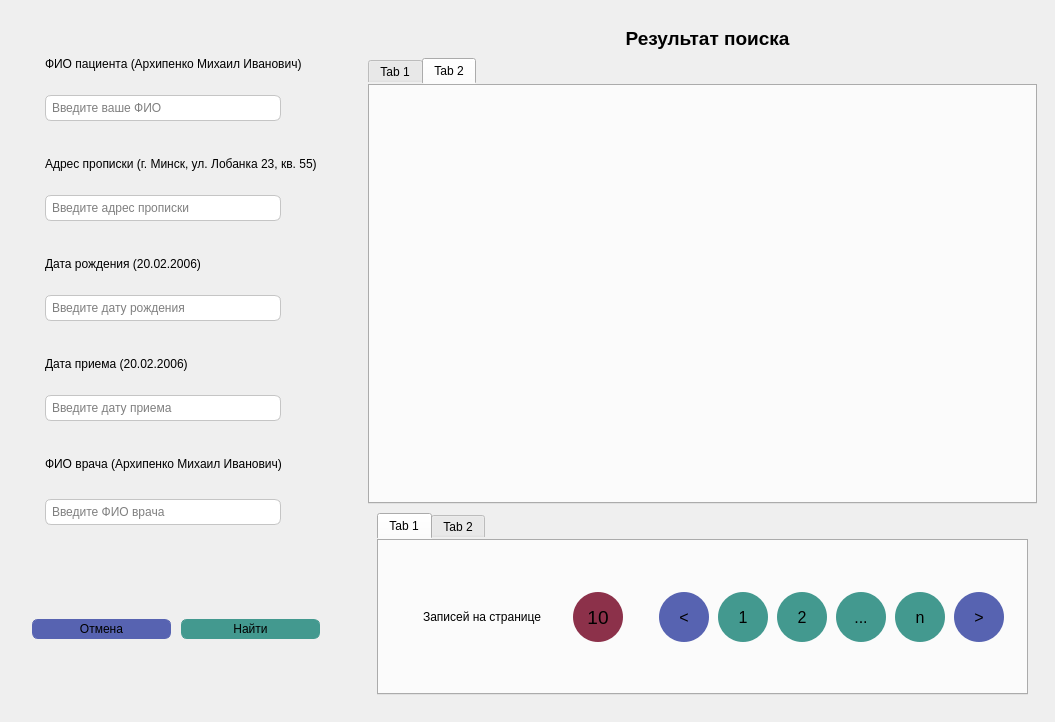
This is lab_2/ui/search_window.ui in Artemdjdj/PPOIS_4 as Qt 5 draws it before an edit. The edited form follows.
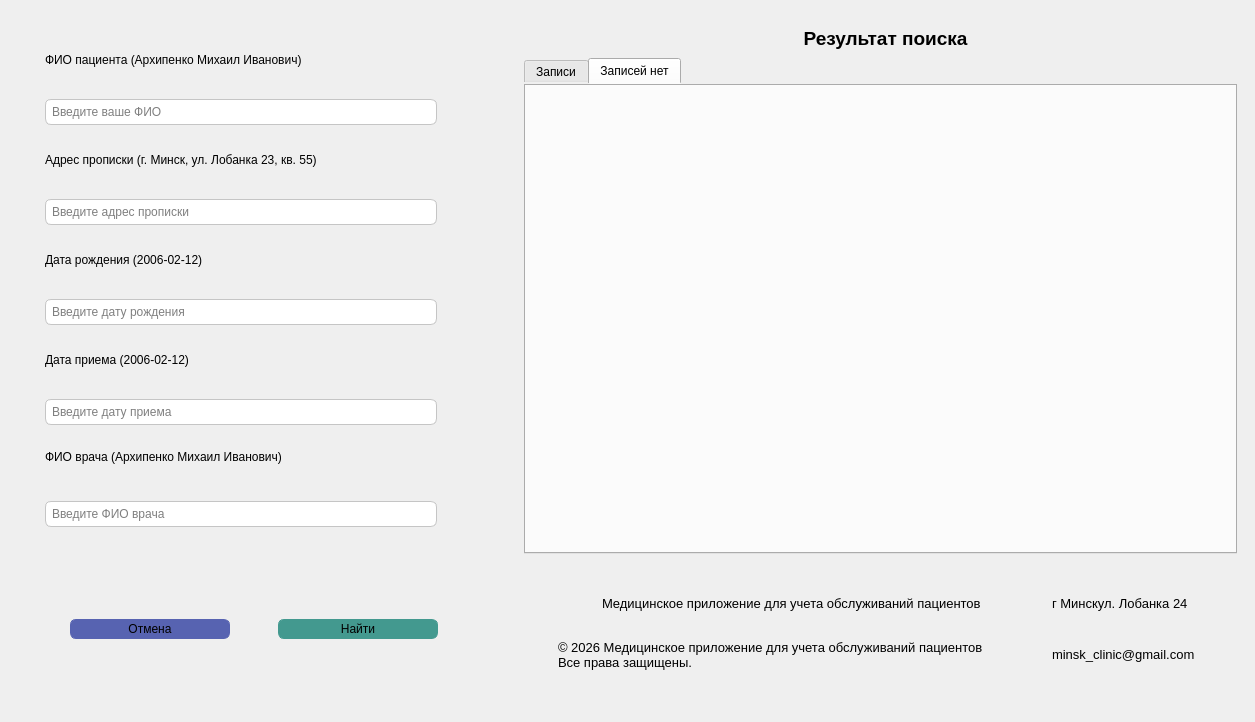
This is the edited form. The open tabs and pages were chosen to show the change. Icons and pictures are not drawn.

Commit message: [feat] add system of search

What changed in the file:
```diff
--- a/lab_2/ui/search_window.ui
+++ b/lab_2/ui/search_window.ui
@@ -6,20 +6,20 @@
    <rect>
     <x>0</x>
     <y>0</y>
-    <width>1055</width>
+    <width>1255</width>
     <height>722</height>
    </rect>
   </property>
   <property name="minimumSize">
    <size>
-    <width>1055</width>
+    <width>1255</width>
     <height>722</height>
    </size>
   </property>
   <property name="maximumSize">
    <size>
-    <width>1055</width>
-    <height>722</height>
+    <width>15675</width>
+    <height>1200</height>
    </size>
   </property>
   <property name="windowTitle">
@@ -58,9 +58,15 @@
      <layout class="QHBoxLayout" name="horizontalLayout">
       <item>
        <widget class="QFrame" name="frame_2">
+        <property name="minimumSize">
+         <size>
+          <width>500</width>
+          <height>0</height>
+         </size>
+        </property>
         <property name="maximumSize">
          <size>
-          <width>386</width>
+          <width>500</width>
           <height>16777215</height>
          </size>
         </property>
@@ -165,6 +171,28 @@
                           </property>
                          </widget>
                         </item>
+                        <item>
+                         <widget class="QLabel" name="label_incorrect_user">
+                          <property name="minimumSize">
+                           <size>
+                            <width>0</width>
+                            <height>12</height>
+                           </size>
+                          </property>
+                          <property name="maximumSize">
+                           <size>
+                            <width>16777215</width>
+                            <height>12</height>
+                           </size>
+                          </property>
+                          <property name="styleSheet">
+                           <string notr="true">color:rgb(156, 15, 29);</string>
+                          </property>
+                          <property name="text">
+                           <string/>
+                          </property>
+                         </widget>
+                        </item>
                         <item>
                          <widget class="QFrame" name="frame_32">
                           <property name="frameShape">
@@ -246,6 +274,28 @@
                           </property>
                          </widget>
                         </item>
+                        <item>
+                         <widget class="QLabel" name="label_incorrect_address">
+                          <property name="minimumSize">
+                           <size>
+                            <width>0</width>
+                            <height>12</height>
+                           </size>
+                          </property>
+                          <property name="maximumSize">
+                           <size>
+                            <width>16777215</width>
+                            <height>12</height>
+                           </size>
+                          </property>
+                          <property name="styleSheet">
+                           <string notr="true">color:rgb(156, 15, 29);</string>
+                          </property>
+                          <property name="text">
+                           <string/>
+                          </property>
+                         </widget>
+                        </item>
                         <item>
                          <widget class="QFrame" name="frame_34">
                           <property name="frameShape">
@@ -320,7 +370,29 @@
                         <item>
                          <widget class="QLabel" name="label_date_of_birthday">
                           <property name="text">
-                           <string>Дата рождения (20.02.2006)</string>
+                           <string>Дата рождения (2006-02-12)</string>
+                          </property>
+                         </widget>
+                        </item>
+                        <item>
+                         <widget class="QLabel" name="label_incorrect_birthday">
+                          <property name="minimumSize">
+                           <size>
+                            <width>0</width>
+                            <height>12</height>
+                           </size>
+                          </property>
+                          <property name="maximumSize">
+                           <size>
+                            <width>16777215</width>
+                            <height>12</height>
+                           </size>
+                          </property>
+                          <property name="styleSheet">
+                           <string notr="true">color:rgb(156, 15, 29);</string>
+                          </property>
+                          <property name="text">
+                           <string/>
                           </property>
                          </widget>
                         </item>
@@ -401,7 +473,29 @@
                            <string notr="true">border:None;</string>
                           </property>
                           <property name="text">
-                           <string>Дата приема (20.02.2006)</string>
+                           <string>Дата приема (2006-02-12)</string>
+                          </property>
+                         </widget>
+                        </item>
+                        <item>
+                         <widget class="QLabel" name="label_incorrect_admission">
+                          <property name="minimumSize">
+                           <size>
+                            <width>0</width>
+                            <height>12</height>
+                           </size>
+                          </property>
+                          <property name="maximumSize">
+                           <size>
+                            <width>16777215</width>
+                            <height>12</height>
+                           </size>
+                          </property>
+                          <property name="styleSheet">
+                           <string notr="true">color:rgb(156, 15, 29);</string>
+                          </property>
+                          <property name="text">
+                           <string/>
                           </property>
                          </widget>
                         </item>
@@ -486,6 +580,35 @@
                           </property>
                          </widget>
                         </item>
+                        <item>
+                         <widget class="QLabel" name="label_incorrect_fio">
+                          <property name="minimumSize">
+                           <size>
+                            <width>0</width>
+                            <height>12</height>
+                           </size>
+                          </property>
+                          <property name="maximumSize">
+                           <size>
+                            <width>16777215</width>
+                            <height>12</height>
+                           </size>
+                          </property>
+                          <property name="font">
+                           <font>
+                            <family>Arial</family>
+                            <pointsize>8</pointsize>
+                           </font>
+                          </property>
+                          <property name="styleSheet">
+                           <string notr="true">color:rgb(156, 15, 29);
+</string>
+                          </property>
+                          <property name="text">
+                           <string/>
+                          </property>
+                         </widget>
+                        </item>
                         <item>
                          <widget class="QFrame" name="frame_40">
                           <property name="frameShape">
@@ -591,6 +714,12 @@
                </item>
                <item>
                 <widget class="QPushButton" name="button_cancel">
+                 <property name="maximumSize">
+                  <size>
+                   <width>160</width>
+                   <height>16777215</height>
+                  </size>
+                 </property>
                  <property name="styleSheet">
                   <string notr="true">background-color:rgb(87, 99, 177);
 border:1px solid rgb(87, 99, 177);;
@@ -604,6 +733,12 @@
                </item>
                <item>
                 <widget class="QPushButton" name="button_search">
+                 <property name="maximumSize">
+                  <size>
+                   <width>160</width>
+                   <height>16777215</height>
+                  </size>
+                 </property>
                  <property name="styleSheet">
                   <string notr="true">background-color:rgb(67, 153, 143);
 border:1px solid rgb(67, 153, 143);
@@ -766,7 +901,7 @@
                  </property>
                  <widget class="QWidget" name="tab_list_of_records">
                   <attribute name="title">
-                   <string>Tab 1</string>
+                   <string>Записи</string>
                   </attribute>
                   <layout class="QHBoxLayout" name="horizontalLayout_7">
                    <property name="leftMargin">
@@ -888,7 +1023,7 @@
                  </widget>
                  <widget class="QWidget" name="tab_no_records">
                   <attribute name="title">
-                   <string>Tab 2</string>
+                   <string>Записей нет</string>
                   </attribute>
                   <layout class="QVBoxLayout" name="verticalLayout_22">
                    <property name="spacing">
@@ -979,359 +1114,8 @@
               <property name="frameShadow">
                <enum>QFrame::Shadow::Raised</enum>
               </property>
-              <layout class="QHBoxLayout" name="horizontalLayout_11">
-               <item>
-                <widget class="QTabWidget" name="tabWidget_4">
-                 <property name="currentIndex">
-                  <number>1</number>
-                 </property>
-                 <widget class="QWidget" name="tab_pagination">
-                  <property name="styleSheet">
-                   <string notr="true">border:none;
-background-color:none;</string>
-                  </property>
-                  <attribute name="title">
-                   <string>Tab 1</string>
-                  </attribute>
                   <layout class="QHBoxLayout" name="horizontalLayout_3">
                    <item>
-                    <widget class="QFrame" name="frame_14">
-                     <property name="styleSheet">
-                      <string notr="true">border:none;
-background-color:none;</string>
-                     </property>
-                     <property name="frameShape">
-                      <enum>QFrame::Shape::StyledPanel</enum>
-                     </property>
-                     <property name="frameShadow">
-                      <enum>QFrame::Shadow::Raised</enum>
-                     </property>
-                     <layout class="QHBoxLayout" name="horizontalLayout_6">
-                      <property name="spacing">
-                       <number>15</number>
-                      </property>
-                      <property name="leftMargin">
-                       <number>0</number>
-                      </property>
-                      <property name="topMargin">
-                       <number>0</number>
-                      </property>
-                      <property name="rightMargin">
-                       <number>10</number>
-                      </property>
-                      <property name="bottomMargin">
-                       <number>0</number>
-                      </property>
-                      <item>
-                       <spacer name="horizontalSpacer_7">
-                        <property name="orientation">
-                         <enum>Qt::Orientation::Horizontal</enum>
-                        </property>
-                        <property name="sizeType">
-                         <enum>QSizePolicy::Policy::Fixed</enum>
-                        </property>
-                        <property name="sizeHint" stdset="0">
-                         <size>
-                          <width>5</width>
-                          <height>20</height>
-                         </size>
-                        </property>
-                       </spacer>
-                      </item>
-                      <item>
-                       <widget class="QFrame" name="frame_19">
-                        <property name="maximumSize">
-                         <size>
-                          <width>250</width>
-                          <height>16777215</height>
-                         </size>
-                        </property>
-                        <property name="styleSheet">
-                         <string notr="true">border:none;
-background-color:none;</string>
-                        </property>
-                        <property name="frameShape">
-                         <enum>QFrame::Shape::StyledPanel</enum>
-                        </property>
-                        <property name="frameShadow">
-                         <enum>QFrame::Shadow::Raised</enum>
-                        </property>
-                        <layout class="QHBoxLayout" name="horizontalLayout_12">
-                         <property name="spacing">
-                          <number>0</number>
-                         </property>
-                         <property name="leftMargin">
-                          <number>0</number>
-                         </property>
-                         <property name="topMargin">
-                          <number>0</number>
-                         </property>
-                         <property name="rightMargin">
-                          <number>0</number>
-                         </property>
-                         <property name="bottomMargin">
-                          <number>0</number>
-                         </property>
-                         <item>
-                          <widget class="QLabel" name="label_all_records_2">
-                           <property name="maximumSize">
-                            <size>
-                             <width>150</width>
-                             <height>16777215</height>
-                            </size>
-                           </property>
-                           <property name="font">
-                            <font>
-                             <family>Arial</family>
-                             <pointsize>9</pointsize>
-                             <bold>false</bold>
-                            </font>
-                           </property>
-                           <property name="text">
-                            <string>Записей на странице</string>
-                           </property>
-                           <property name="alignment">
-                            <set>Qt::AlignmentFlag::AlignCenter</set>
-                           </property>
-                          </widget>
-                         </item>
-                         <item>
-                          <widget class="QPushButton" name="pushButton_28">
-                           <property name="maximumSize">
-                            <size>
-                             <width>50</width>
-                             <height>50</height>
-                            </size>
-                           </property>
-                           <property name="font">
-                            <font>
-                             <family>Arial</family>
-                             <pointsize>14</pointsize>
-                             <bold>false</bold>
-                            </font>
-                           </property>
-                           <property name="styleSheet">
-                            <string notr="true">padding:15px;
-background-color:rgb(140, 49, 74);
-border-radius:25px;</string>
-                           </property>
-                           <property name="text">
-                            <string>10</string>
-                           </property>
-                          </widget>
-                         </item>
-                        </layout>
-                       </widget>
-                      </item>
-                      <item>
-                       <widget class="QFrame" name="frame_22">
-                        <property name="maximumSize">
-                         <size>
-                          <width>800</width>
-                          <height>16777215</height>
-                         </size>
-                        </property>
-                        <property name="styleSheet">
-                         <string notr="true">border:none;</string>
-                        </property>
-                        <property name="frameShape">
-                         <enum>QFrame::Shape::StyledPanel</enum>
-                        </property>
-                        <property name="frameShadow">
-                         <enum>QFrame::Shadow::Raised</enum>
-                        </property>
-                        <layout class="QHBoxLayout" name="horizontalLayout_24">
-                         <property name="leftMargin">
-                          <number>0</number>
-                         </property>
-                         <property name="topMargin">
-                          <number>0</number>
-                         </property>
-                         <property name="rightMargin">
-                          <number>0</number>
-                         </property>
-                         <property name="bottomMargin">
-                          <number>0</number>
-                         </property>
-                         <item>
-                          <widget class="QPushButton" name="pushButton_20">
-                           <property name="maximumSize">
-                            <size>
-                             <width>50</width>
-                             <height>50</height>
-                            </size>
-                           </property>
-                           <property name="font">
-                            <font>
-                             <family>Arial</family>
-                             <pointsize>12</pointsize>
-                             <bold>false</bold>
-                            </font>
-                           </property>
-                           <property name="styleSheet">
-                            <string notr="true">padding:15px;
-background-color:rgb(87, 99, 177);
-border-radius:25px;</string>
-                           </property>
-                           <property name="text">
-                            <string>&lt;</string>
-                           </property>
-                          </widget>
-                         </item>
-                         <item>
-                          <widget class="QPushButton" name="pushButton_21">
-                           <property name="maximumSize">
-                            <size>
-                             <width>50</width>
-                             <height>50</height>
-                            </size>
-                           </property>
-                           <property name="font">
-                            <font>
-                             <family>Arial</family>
-                             <pointsize>12</pointsize>
-                             <bold>false</bold>
-                            </font>
-                           </property>
-                           <property name="styleSheet">
-                            <string notr="true">padding:15px;
-background-color:rgb(67, 153, 143);
-border-radius:25px;</string>
-                           </property>
-                           <property name="text">
-                            <string>1</string>
-                           </property>
-                          </widget>
-                         </item>
-                         <item>
-                          <widget class="QPushButton" name="pushButton_22">
-                           <property name="maximumSize">
-                            <size>
-                             <width>50</width>
-                             <height>50</height>
-                            </size>
-                           </property>
-                           <property name="font">
-                            <font>
-                             <family>Arial</family>
-                             <pointsize>12</pointsize>
-                             <bold>false</bold>
-                            </font>
-                           </property>
-                           <property name="styleSheet">
-                            <string notr="true">padding:15px;
-background-color:rgb(67, 153, 143);
-border-radius:25px;</string>
-                           </property>
-                           <property name="text">
-                            <string>2</string>
-                           </property>
-                          </widget>
-                         </item>
-                         <item>
-                          <widget class="QPushButton" name="pushButton_23">
-                           <property name="maximumSize">
-                            <size>
-                             <width>50</width>
-                             <height>50</height>
-                            </size>
-                           </property>
-                           <property name="font">
-                            <font>
-                             <family>Arial</family>
-                             <pointsize>12</pointsize>
-                             <bold>false</bold>
-                            </font>
-                           </property>
-                           <property name="styleSheet">
-                            <string notr="true">padding:15px;
-background-color:rgb(67, 153, 143);
-border-radius:25px;</string>
-                           </property>
-                           <property name="text">
-                            <string>...</string>
-                           </property>
-                          </widget>
-                         </item>
-                         <item>
-                          <widget class="QPushButton" name="pushButton_24">
-                           <property name="maximumSize">
-                            <size>
-                             <width>50</width>
-                             <height>50</height>
-                            </size>
-                           </property>
-                           <property name="font">
-                            <font>
-                             <family>Arial</family>
-                             <pointsize>12</pointsize>
-                             <bold>false</bold>
-                            </font>
-                           </property>
-                           <property name="styleSheet">
-                            <string notr="true">padding:15px;
-background-color:rgb(67, 153, 143);
-border-radius:25px;</string>
-                           </property>
-                           <property name="text">
-                            <string>n</string>
-                           </property>
-                          </widget>
-                         </item>
-                         <item>
-                          <widget class="QPushButton" name="pushButton_25">
-                           <property name="maximumSize">
-                            <size>
-                             <width>50</width>
-                             <height>50</height>
-                            </size>
-                           </property>
-                           <property name="font">
-                            <font>
-                             <family>Arial</family>
-                             <pointsize>12</pointsize>
-                             <bold>false</bold>
-                            </font>
-                           </property>
-                           <property name="styleSheet">
-                            <string notr="true">padding:15px;
-background-color:rgb(87, 99, 177);
-border-radius:25px;</string>
-                           </property>
-                           <property name="text">
-                            <string>&gt;</string>
-                           </property>
-                          </widget>
-                         </item>
-                        </layout>
-                       </widget>
-                      </item>
-                     </layout>
-                    </widget>
-                   </item>
-                  </layout>
-                 </widget>
-                 <widget class="QWidget" name="tab_footer">
-                  <attribute name="title">
-                   <string>Tab 2</string>
-                  </attribute>
-                  <layout class="QHBoxLayout" name="horizontalLayout_15">
-                   <property name="spacing">
-                    <number>0</number>
-                   </property>
-                   <property name="leftMargin">
-                    <number>0</number>
-                   </property>
-                   <property name="topMargin">
-                    <number>0</number>
-                   </property>
-                   <property name="rightMargin">
-                    <number>0</number>
-                   </property>
-                   <property name="bottomMargin">
-                    <number>0</number>
-                   </property>
-                   <item>
                     <widget class="QFrame" name="frame_28">
                      <property name="styleSheet">
                       <string notr="true">border:none;
@@ -1343,22 +1127,22 @@
                      <property name="frameShadow">
                       <enum>QFrame::Shadow::Raised</enum>
                      </property>
+                 <layout class="QHBoxLayout" name="horizontalLayout_22">
+                  <property name="leftMargin">
+                   <number>0</number>
+                  </property>
+                  <item>
+                   <widget class="QFrame" name="frame_41">
+                    <property name="frameShape">
+                     <enum>QFrame::Shape::StyledPanel</enum>
+                    </property>
+                    <property name="frameShadow">
+                     <enum>QFrame::Shadow::Raised</enum>
+                    </property>
                      <layout class="QVBoxLayout" name="verticalLayout_9">
-                      <property name="spacing">
-                       <number>6</number>
-                      </property>
                       <property name="leftMargin">
                        <number>0</number>
                       </property>
-                      <property name="topMargin">
-                       <number>0</number>
-                      </property>
-                      <property name="rightMargin">
-                       <number>0</number>
-                      </property>
-                      <property name="bottomMargin">
-                       <number>0</number>
-                      </property>
                       <item>
                        <widget class="QFrame" name="frame_29">
                         <property name="frameShape">
@@ -1367,7 +1151,7 @@
                         <property name="frameShadow">
                          <enum>QFrame::Shadow::Raised</enum>
                         </property>
-                        <layout class="QHBoxLayout" name="horizontalLayout_22">
+                       <layout class="QHBoxLayout" name="horizontalLayout_23">
                          <property name="spacing">
                           <number>4</number>
                          </property>
@@ -1384,7 +1168,7 @@
                           <number>0</number>
                          </property>
                          <item>
-                          <widget class="QPushButton" name="footer_button_with_icon">
+                         <widget class="QPushButton" name="button_user_icon">
                            <property name="minimumSize">
                             <size>
                              <width>26</width>
@@ -1417,7 +1201,7 @@
                           </widget>
                          </item>
                          <item>
-                          <widget class="QLabel" name="medical_app_label">
+                         <widget class="QLabel" name="label_medical_app">
                            <property name="font">
                             <font>
                              <family>Arial</family>
@@ -1437,14 +1221,14 @@
                        </widget>
                       </item>
                       <item>
-                       <widget class="QFrame" name="frame_41">
+                      <widget class="QFrame" name="frame_42">
                         <property name="frameShape">
                          <enum>QFrame::Shape::StyledPanel</enum>
                         </property>
                         <property name="frameShadow">
                          <enum>QFrame::Shadow::Raised</enum>
                         </property>
-                        <layout class="QHBoxLayout" name="horizontalLayout_23">
+                       <layout class="QHBoxLayout" name="horizontalLayout_24">
                          <property name="spacing">
                           <number>0</number>
                          </property>
@@ -1461,7 +1245,7 @@
                           <number>0</number>
                          </property>
                          <item>
-                          <widget class="QLabel" name="last_label_in_footer">
+                         <widget class="QLabel" name="label_last_medical_app">
                            <property name="font">
                             <font>
                              <family>Arial</family>
@@ -1485,8 +1269,121 @@
                      </layout>
                     </widget>
                    </item>
-                  </layout>
-                 </widget>
+                  <item>
+                   <widget class="QFrame" name="frame_43">
+                    <property name="maximumSize">
+                     <size>
+                      <width>310</width>
+                      <height>16777215</height>
+                     </size>
+                    </property>
+                    <property name="frameShape">
+                     <enum>QFrame::Shape::StyledPanel</enum>
+                    </property>
+                    <property name="frameShadow">
+                     <enum>QFrame::Shadow::Raised</enum>
+                    </property>
+                    <layout class="QVBoxLayout" name="verticalLayout_12">
+                     <item>
+                      <widget class="QFrame" name="frame_44">
+                       <property name="frameShape">
+                        <enum>QFrame::Shape::StyledPanel</enum>
+                       </property>
+                       <property name="frameShadow">
+                        <enum>QFrame::Shadow::Raised</enum>
+                       </property>
+                       <layout class="QHBoxLayout" name="horizontalLayout_25">
+                        <item>
+                         <widget class="QPushButton" name="button_address_clinic">
+                          <property name="maximumSize">
+                           <size>
+                            <width>30</width>
+                            <height>16777215</height>
+                           </size>
+                          </property>
+                          <property name="text">
+                           <string/>
+                          </property>
+                          <property name="icon">
+                           <iconset resource="../qrc/main_icons.qrc">
+                            <normaloff>:/icons/icons/address.png</normaloff>:/icons/icons/address.png</iconset>
+                          </property>
+                          <property name="iconSize">
+                           <size>
+                            <width>30</width>
+                            <height>30</height>
+                           </size>
+                          </property>
+                         </widget>
+                        </item>
+                        <item>
+                         <widget class="QLabel" name="label_address_clinic">
+                          <property name="font">
+                           <font>
+                            <family>Arial</family>
+                            <pointsize>10</pointsize>
+                           </font>
+                          </property>
+                          <property name="text">
+                           <string>г Минскул. Лобанка 24</string>
+                          </property>
+                         </widget>
+                        </item>
+                       </layout>
+                      </widget>
+                     </item>
+                     <item>
+                      <widget class="QFrame" name="frame_45">
+                       <property name="frameShape">
+                        <enum>QFrame::Shape::StyledPanel</enum>
+                       </property>
+                       <property name="frameShadow">
+                        <enum>QFrame::Shadow::Raised</enum>
+                       </property>
+                       <layout class="QHBoxLayout" name="horizontalLayout_26">
+                        <item>
+                         <widget class="QPushButton" name="button_email_clinic">
+                          <property name="maximumSize">
+                           <size>
+                            <width>30</width>
+                            <height>16777215</height>
+                           </size>
+                          </property>
+                          <property name="text">
+                           <string/>
+                          </property>
+                          <property name="icon">
+                           <iconset resource="../qrc/main_icons.qrc">
+                            <normaloff>:/icons/icons/email.png</normaloff>:/icons/icons/email.png</iconset>
+                          </property>
+                          <property name="iconSize">
+                           <size>
+                            <width>30</width>
+                            <height>30</height>
+                           </size>
+                          </property>
+                         </widget>
+                        </item>
+                        <item>
+                         <widget class="QLabel" name="label_email_clinic">
+                          <property name="font">
+                           <font>
+                            <family>Arial</family>
+                            <pointsize>10</pointsize>
+                           </font>
+                          </property>
+                          <property name="text">
+                           <string>minsk_clinic@gmail.com</string>
+                          </property>
+                         </widget>
+                        </item>
+                       </layout>
+                      </widget>
+                     </item>
+                    </layout>
+                   </widget>
+                  </item>
+                 </layout>
                 </widget>
                </item>
               </layout>
```
Left out of the diff: 18 changed lines with no effect on the pictures. Lines whose indentation alone changed are shown as unchanged. The commit also changes 6 other files.
